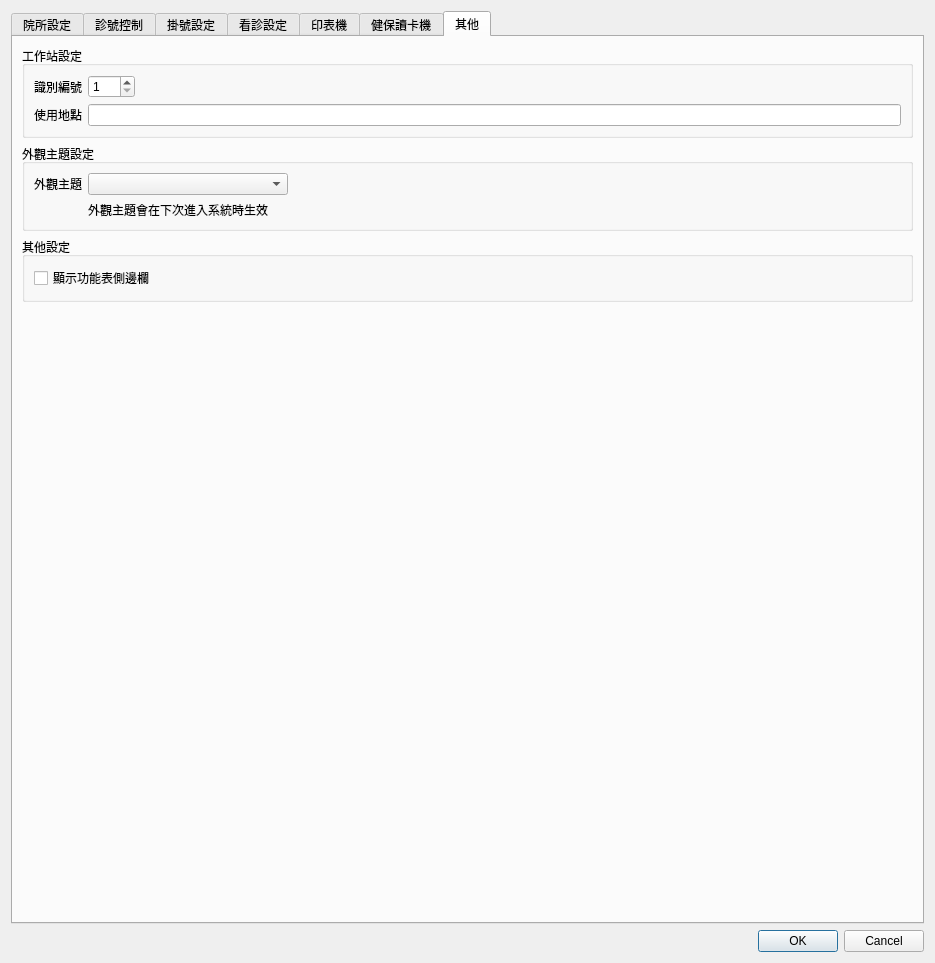
First picture: the form in ui/dialog_settings.ui, repository picacat/pyMedical, before the edit.
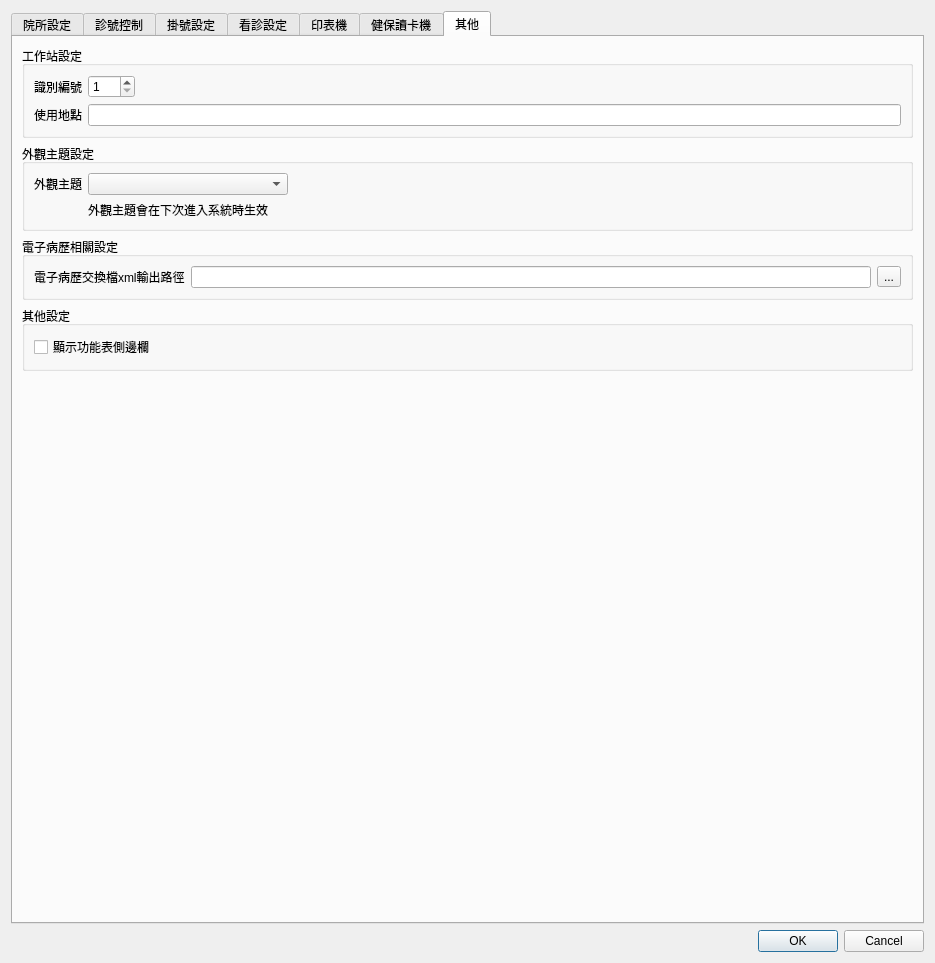
Second picture: the form after the edit. The open tabs and pages were chosen to show the change. Icons and pictures are not drawn.

```diff
--- a/ui/dialog_settings.ui
+++ b/ui/dialog_settings.ui
@@ -1889,6 +1889,35 @@
            </layout>
           </widget>
          </item>
+         <item>
+          <widget class="QGroupBox" name="groupBox_33">
+           <property name="title">
+            <string>電子病歷相關設定</string>
+           </property>
+           <property name="flat">
+            <bool>true</bool>
+           </property>
+           <layout class="QGridLayout" name="gridLayout_19">
+            <item row="0" column="0">
+             <widget class="QLabel" name="label_60">
+              <property name="text">
+               <string>電子病歷交換檔xml輸出路徑</string>
+              </property>
+             </widget>
+            </item>
+            <item row="0" column="1">
+             <widget class="QLineEdit" name="lineEdit_emr_path"/>
+            </item>
+            <item row="0" column="2">
+             <widget class="QToolButton" name="toolButton_emr_path">
+              <property name="text">
+               <string>...</string>
+              </property>
+             </widget>
+            </item>
+           </layout>
+          </widget>
+         </item>
          <item>
           <widget class="QGroupBox" name="groupBox_32">
            <property name="title">
```
Left out of the diff: 54 changed lines with no effect on the pictures.
